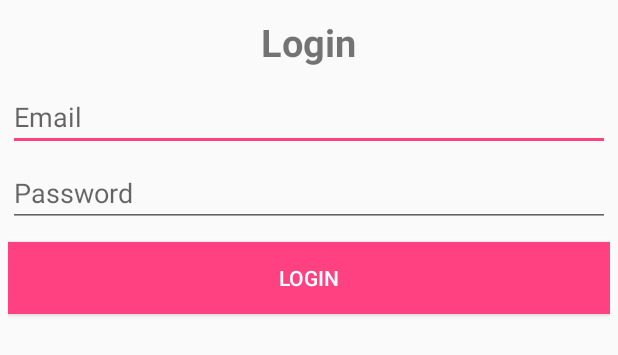
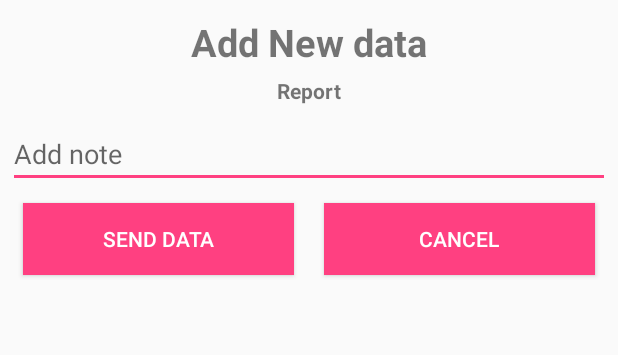
Before and after one commit to budiryan/urinalysis-app, an Android app: the layout dialog_send_data.xml on its own in the app's theme, with its tools: preview values and no code run, on a phone screen of 412 x 824 dp. Shown: the top 355 px of the screen. Run offline under Robolectric (Android 15) with nearby library versions, the light colour scheme and no system bars.

Commit message:
can now prompt from the embedded device

```diff
--- a/frontend/urinalysis/app/src/main/java/com/example/urinalysis/urinalysis/ConnectFragment.java
+++ b/frontend/urinalysis/app/src/main/java/com/example/urinalysis/urinalysis/ConnectFragment.java
@@ -77,7 +77,7 @@ public class ConnectFragment extends StatedFragment{
 
     private static final UUID BTMODULEUUID = UUID.fromString("00001101-0000-1000-8000-00805F9B34FB"); // "random" unique identifier
 
-    // #defines for identifying shared types between calling functions
+    // defines for identifying shared types between calling functions
     private final static int REQUEST_ENABLE_BT = 1; // used to identify adding bluetooth names
     private final static int MESSAGE_READ = 2; // used in bluetooth handler to identify message update
     private final static int CONNECTING_STATUS = 3; // used in bluetooth handler to identify message status
@@ -87,6 +87,11 @@ public class ConnectFragment extends StatedFragment{
     private Api api;
     private Retrofit retrofit;
     private Integer sendCount;
+
+    // Getting the data obtained from the embedded device
+    private String currentUser;
+    private String currentGlucoseValue;
+    private String currentUrineColorValue;
 
     @SuppressLint("HandlerLeak")
     @Nullable
@@ -119,11 +124,17 @@ public class ConnectFragment extends StatedFragment{
 
         AlertDialog.Builder mBuilder = new AlertDialog.Builder(getActivity());
         View mView = getLayoutInflater().inflate(R.layout.dialog_send_data, null);
-        Button mLogin = (Button) mView.findViewById(R.id.btnLogin);
+        Button ButtonSendData = mView.findViewById(R.id.btn_send);
+        Button ButtonCancel = mView.findViewById(R.id.btn_cancel);
 
         mBuilder.setView(mView);
         final AlertDialog dialog = mBuilder.create();
-        dialog.show();
+
+        ButtonCancel.setOnClickListener(new View.OnClickListener() {
+            public void onClick(View v) {
+                dialog.dismiss();
+            }
+        });
 
         // Ask for location permission if not already allowed
         if(ContextCompat.checkSelfPermission(getActivity(),
@@ -141,6 +152,9 @@ public class ConnectFragment extends StatedFragment{
                         e.printStackTrace();
                     }
                     try {
+                        String[] stringArray = readMessage.split("\\|");
+                        if (stringArray[0].equals("Urine"))
+                            dialog.show();
                         sensorData.setText(readMessage);
                     }
                     catch (Exception e){
--- a/frontend/urinalysis/app/src/main/res/layout/dialog_send_data.xml
+++ b/frontend/urinalysis/app/src/main/res/layout/dialog_send_data.xml
@@ -6,39 +6,59 @@
     android:padding="5dp">
 
     <TextView
-        android:id="@+id/textView"
+        android:id="@+id/send_data_title"
         android:layout_width="wrap_content"
         android:layout_height="wrap_content"
         android:layout_gravity="center"
         android:layout_marginTop="5dp"
-        android:text="@string/login"
+        android:text="@string/add_data"
         android:textSize="25sp"
         android:textStyle="bold" />
 
+
+    <TextView
+        android:id="@+id/send_data_report"
+        android:layout_width="wrap_content"
+        android:layout_height="wrap_content"
+        android:layout_gravity="center"
+        android:layout_marginTop="5dp"
+        android:text="@string/report"
+        android:textSize="14sp"
+        android:textStyle="bold" />
+
     <EditText
-        android:id="@+id/etEmail"
+        android:id="@+id/note"
         android:layout_width="match_parent"
         android:layout_height="wrap_content"
         android:layout_marginTop="10dp"
         android:ems="10"
-        android:hint="@string/email"
-        android:inputType="textEmailAddress" />
+        android:hint="@string/notes" />
 
-    <EditText
-        android:id="@+id/etPassword"
+    <LinearLayout
         android:layout_width="match_parent"
         android:layout_height="wrap_content"
-        android:layout_marginTop="5dp"
-        android:ems="10"
-        android:hint="@string/password"
-        android:inputType="textPassword" />
+        android:orientation="horizontal">
+        <Button
+            android:id="@+id/btn_send"
+            android:layout_width="0dp"
+            android:layout_weight="0.5"
+            android:layout_height="wrap_content"
+            android:layout_marginTop="10dp"
+            android:background="@color/colorAccent"
+            android:text="@string/send_label"
+            android:textColor="@android:color/white"
+            android:layout_margin="10dp"/>
 
-    <Button
-        android:id="@+id/btnLogin"
-        android:layout_width="match_parent"
-        android:layout_height="wrap_content"
-        android:layout_marginTop="10dp"
-        android:background="@color/colorAccent"
-        android:text="@string/login_label"
-        android:textColor="@android:color/white" />
+        <Button
+            android:id="@+id/btn_cancel"
+            android:layout_width="0dp"
+            android:layout_weight="0.5"
+            android:layout_height="wrap_content"
+            android:layout_marginTop="10dp"
+            android:background="@color/colorAccent"
+            android:text="@string/cancel_label"
+            android:textColor="@android:color/white"
+            android:layout_margin="10dp"/>
+    </LinearLayout>
+
 </LinearLayout>
--- a/frontend/urinalysis/app/src/main/res/values/strings.xml
+++ b/frontend/urinalysis/app/src/main/res/values/strings.xml
@@ -5,8 +5,10 @@
     <string name="lowest">Lowest:</string>
     <string name="highest">Highest:</string>
     <string name="latest">Latest:</string>
-    <string name="login">Login</string>
-    <string name="email">Email</string>
+    <string name="add_data">Add New data</string>
+    <string name="notes">Add note</string>
     <string name="password">Password</string>
-    <string name="login_label">Login</string>
+    <string name="send_label">Send Data</string>
+    <string name="cancel_label">Cancel</string>
+    <string name="report">Report</string>
 </resources>
```
